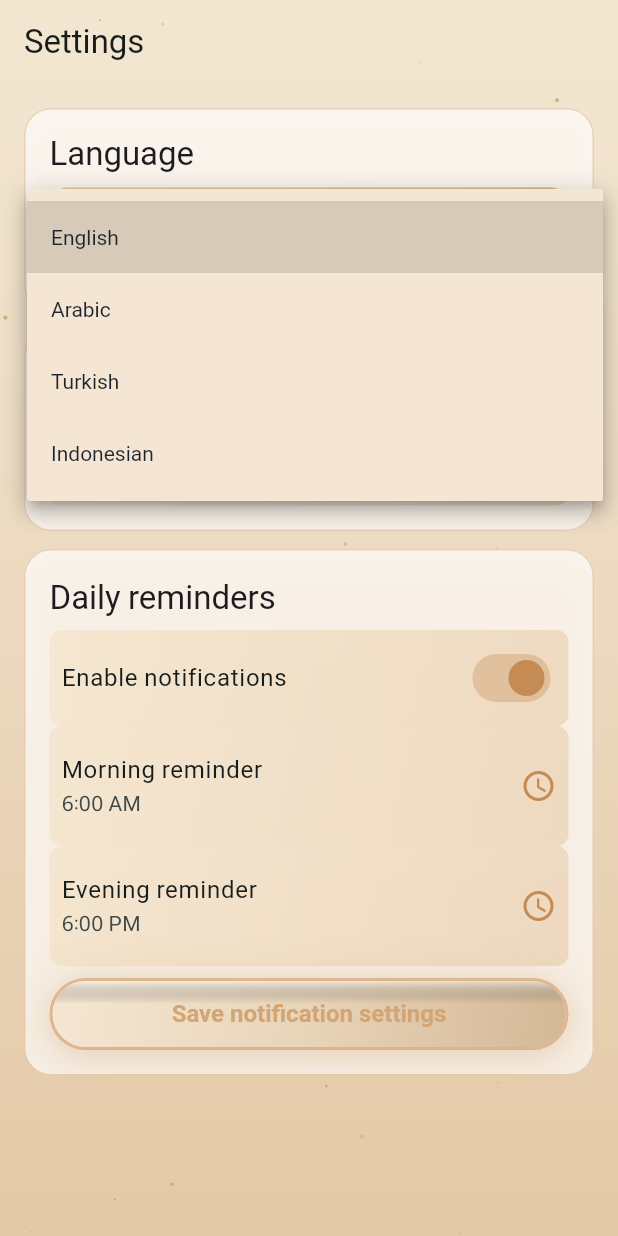
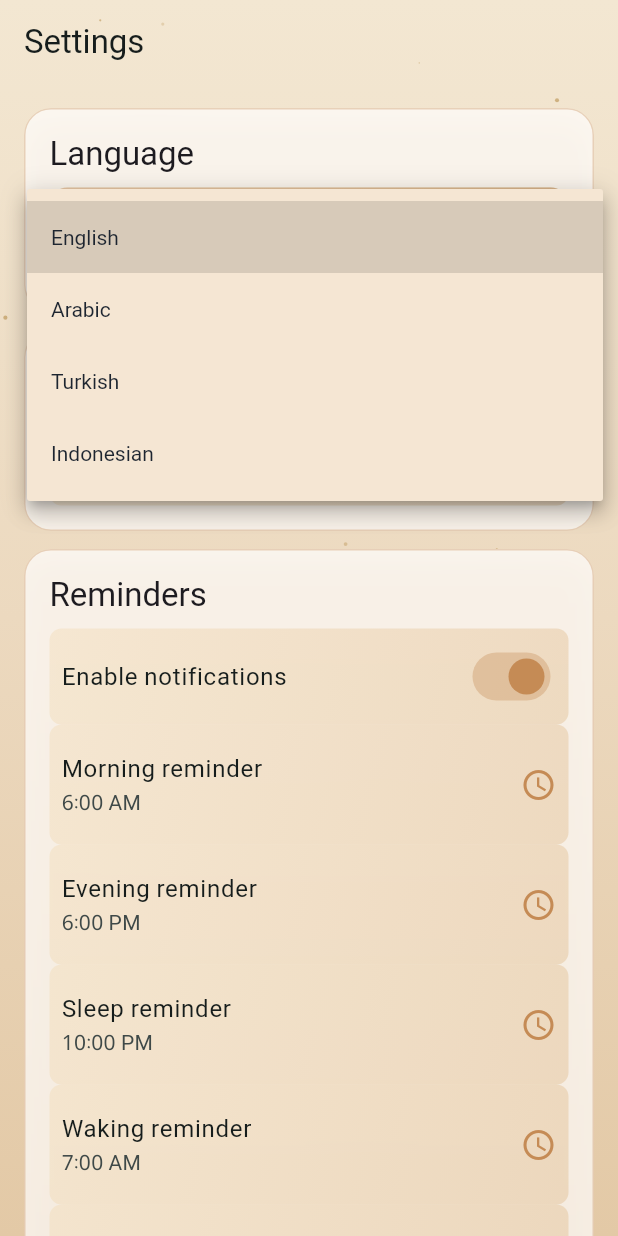
Before and after one commit to saeedhshm/azkar, a Flutter app: the SettingsScreen screen opened by its route, after a tap on "English", on a phone screen of 412 x 824 dp. Run offline on Flutter 3.47's test engine with Material 3 defaults, Android fonts, the phone set to English and light mode, and no system bars; our stand-ins replace audioplayers, easy_localization, equatable, flutter_bloc, flutter_local_notifications, get_it and 5 more; accounts and stored records are empty.

Commit message:
Enhance design

```diff
--- a/assets/translations/ar.json
+++ b/assets/translations/ar.json
@@ -155,10 +155,13 @@
     },
     "appearance": "المظهر",
     "dark_mode": "الوضع الداكن",
-    "reminders": "التذكيرات اليومية",
+    "reminders": "التذكيرات",
     "enable_notifications": "تفعيل الإشعارات",
     "morning_reminder": "تذكير الصباح",
     "evening_reminder": "تذكير المساء",
+    "sleep_reminder": "تذكير النوم",
+    "waking_reminder": "تذكير الاستيقاظ",
+    "friday_reminder": "تذكير الجمعة",
     "save_notifications": "حفظ إعدادات التذكير"
   },
   "tasbeeh": {
--- a/assets/translations/en.json
+++ b/assets/translations/en.json
@@ -155,10 +155,13 @@
     },
     "appearance": "Appearance",
     "dark_mode": "Dark mode",
-    "reminders": "Daily reminders",
+    "reminders": "Reminders",
     "enable_notifications": "Enable notifications",
     "morning_reminder": "Morning reminder",
     "evening_reminder": "Evening reminder",
+    "sleep_reminder": "Sleep reminder",
+    "waking_reminder": "Waking reminder",
+    "friday_reminder": "Friday reminder",
     "save_notifications": "Save notification settings"
   },
   "tasbeeh": {
--- a/assets/translations/id.json
+++ b/assets/translations/id.json
@@ -155,10 +155,13 @@
     },
     "appearance": "Tampilan",
     "dark_mode": "Mode gelap",
-    "reminders": "Pengingat harian",
+    "reminders": "Pengingat",
     "enable_notifications": "Aktifkan notifikasi",
     "morning_reminder": "Pengingat pagi",
     "evening_reminder": "Pengingat petang",
+    "sleep_reminder": "Pengingat tidur",
+    "waking_reminder": "Pengingat bangun",
+    "friday_reminder": "Pengingat Jumat",
     "save_notifications": "Simpan pengaturan notifikasi"
   },
   "tasbeeh": {
--- a/assets/translations/tr.json
+++ b/assets/translations/tr.json
@@ -155,10 +155,13 @@
     },
     "appearance": "Görünüm",
     "dark_mode": "Karanlık mod",
-    "reminders": "Günlük hatırlatmalar",
+    "reminders": "Hatırlatmalar",
     "enable_notifications": "Bildirimleri etkinleştir",
     "morning_reminder": "Sabah hatırlatması",
     "evening_reminder": "Akşam hatırlatması",
+    "sleep_reminder": "Uyku hatırlatması",
+    "waking_reminder": "Uyanma hatırlatması",
+    "friday_reminder": "Cuma hatırlatması",
     "save_notifications": "Bildirim ayarlarını kaydet"
   },
   "tasbeeh": {
--- a/lib/core/constants/app_constants.dart
+++ b/lib/core/constants/app_constants.dart
@@ -13,10 +13,19 @@ class AppConstants {
   static const notificationsEnabledKey = 'notifications_enabled';
   static const morningReminderKey = 'morning_reminder';
   static const eveningReminderKey = 'evening_reminder';
+  static const sleepReminderKey = 'sleep_reminder';
+  static const wakingReminderKey = 'waking_reminder';
+  static const fridayReminderKey = 'friday_reminder';
 
   static const defaultMorningReminder = '06:00';
   static const defaultEveningReminder = '18:00';
+  static const defaultSleepReminder = '22:00';
+  static const defaultWakingReminder = '07:00';
+  static const defaultFridayReminder = '10:00';
 
   static const morningReminderNotificationId = 1001;
   static const eveningReminderNotificationId = 1002;
+  static const sleepReminderNotificationId = 1003;
+  static const wakingReminderNotificationId = 1004;
+  static const fridayReminderNotificationId = 1005;
 }
--- a/lib/core/notifications/notification_service.dart
+++ b/lib/core/notifications/notification_service.dart
@@ -42,13 +42,19 @@ class NotificationService {
         ?.requestPermissions(alert: true, badge: true, sound: true);
   }
 
-  Future<void> scheduleDailyReminders({
+  Future<void> scheduleReminders({
     required bool enabled,
     required TimeOfDay morning,
     required TimeOfDay evening,
+    required TimeOfDay sleep,
+    required TimeOfDay waking,
+    required TimeOfDay friday,
   }) async {
     await _plugin.cancel(AppConstants.morningReminderNotificationId);
     await _plugin.cancel(AppConstants.eveningReminderNotificationId);
+    await _plugin.cancel(AppConstants.sleepReminderNotificationId);
+    await _plugin.cancel(AppConstants.wakingReminderNotificationId);
+    await _plugin.cancel(AppConstants.fridayReminderNotificationId);
 
     if (!enabled) {
       return;
@@ -68,6 +74,31 @@ class NotificationService {
       body: 'Close your day with remembrance.',
       hour: evening.hour,
       minute: evening.minute,
+    );
+
+    await _scheduleNotification(
+      id: AppConstants.sleepReminderNotificationId,
+      title: 'Sleep Adhkar Reminder',
+      body: 'End your day with remembrance.',
+      hour: sleep.hour,
+      minute: sleep.minute,
+    );
+
+    await _scheduleNotification(
+      id: AppConstants.wakingReminderNotificationId,
+      title: 'Waking Adhkar Reminder',
+      body: 'Start your morning with remembrance.',
+      hour: waking.hour,
+      minute: waking.minute,
+    );
+
+    await _scheduleWeeklyNotification(
+      id: AppConstants.fridayReminderNotificationId,
+      title: 'Friday Adhkar Reminder',
+      body: 'Remember Allah on this blessed day.',
+      hour: friday.hour,
+      minute: friday.minute,
+      weekday: DateTime.friday,
     );
   }
 
@@ -101,7 +132,7 @@ class NotificationService {
         android: AndroidNotificationDetails(
           'adhkar_channel',
           'Adhkar reminders',
-          channelDescription: 'Daily adhkar reminder notifications',
+          channelDescription: 'Adhkar reminder notifications',
           importance: Importance.high,
           priority: Priority.high,
         ),
@@ -112,4 +143,43 @@ class NotificationService {
       payload: 'adhkar_reminder',
     );
   }
+
+  Future<void> _scheduleWeeklyNotification({
+    required int id,
+    required String title,
+    required String body,
+    required int hour,
+    required int minute,
+    required int weekday,
+  }) async {
+    final now = tz.TZDateTime.now(tz.local);
+    final currentDay =
+        tz.TZDateTime(tz.local, now.year, now.month, now.day, hour, minute);
+    var daysUntil = (weekday - now.weekday) % 7;
+    var schedule = currentDay.add(Duration(days: daysUntil));
+
+    if (schedule.isBefore(now)) {
+      schedule = schedule.add(const Duration(days: 7));
+    }
+
+    await _plugin.zonedSchedule(
+      id,
+      title,
+      body,
+      schedule,
+      const NotificationDetails(
+        android: AndroidNotificationDetails(
+          'adhkar_channel',
+          'Adhkar reminders',
+          channelDescription: 'Adhkar reminder notifications',
+          importance: Importance.high,
+          priority: Priority.high,
+        ),
+        iOS: DarwinNotificationDetails(),
+      ),
+      androidScheduleMode: AndroidScheduleMode.inexactAllowWhileIdle,
+      matchDateTimeComponents: DateTimeComponents.dayOfWeekAndTime,
+      payload: 'adhkar_reminder',
+    );
+  }
 }
--- a/lib/core/storage/local_storage_service.dart
+++ b/lib/core/storage/local_storage_service.dart
@@ -136,6 +136,42 @@ class LocalStorageService {
     await _box.put(AppConstants.eveningReminderKey, time);
   }
 
+  String getSleepReminderTime() {
+    return _box.get(
+          AppConstants.sleepReminderKey,
+          defaultValue: AppConstants.defaultSleepReminder,
+        )
+        as String;
+  }
+
+  Future<void> saveSleepReminderTime(String time) async {
+    await _box.put(AppConstants.sleepReminderKey, time);
+  }
+
+  String getWakingReminderTime() {
+    return _box.get(
+          AppConstants.wakingReminderKey,
+          defaultValue: AppConstants.defaultWakingReminder,
+        )
+        as String;
+  }
+
+  Future<void> saveWakingReminderTime(String time) async {
+    await _box.put(AppConstants.wakingReminderKey, time);
+  }
+
+  String getFridayReminderTime() {
+    return _box.get(
+          AppConstants.fridayReminderKey,
+          defaultValue: AppConstants.defaultFridayReminder,
+        )
+        as String;
+  }
+
+  Future<void> saveFridayReminderTime(String time) async {
+    await _box.put(AppConstants.fridayReminderKey, time);
+  }
+
   Map<String, dynamic>? getReaderProgress(String categoryKey) {
     final raw = _box.get('reader_progress_$categoryKey');
     if (raw is Map) {
--- a/lib/features/settings/presentation/cubit/notification_settings_cubit.dart
+++ b/lib/features/settings/presentation/cubit/notification_settings_cubit.dart
@@ -25,8 +25,26 @@ class NotificationSettingsCubit extends Cubit<NotificationSettingsState> {
     final evening = TimeOfDayConverter.fromStorage(
       _localStorage.getEveningReminderTime(),
     );
+    final sleep = TimeOfDayConverter.fromStorage(
+      _localStorage.getSleepReminderTime(),
+    );
+    final waking = TimeOfDayConverter.fromStorage(
+      _localStorage.getWakingReminderTime(),
+    );
+    final friday = TimeOfDayConverter.fromStorage(
+      _localStorage.getFridayReminderTime(),
+    );
 
-    emit(state.copyWith(enabled: enabled, morning: morning, evening: evening));
+    emit(
+      state.copyWith(
+        enabled: enabled,
+        morning: morning,
+        evening: evening,
+        sleep: sleep,
+        waking: waking,
+        friday: friday,
+      ),
+    );
   }
 
   void setEnabled(bool enabled) {
@@ -41,6 +59,18 @@ class NotificationSettingsCubit extends Cubit<NotificationSettingsState> {
     emit(state.copyWith(evening: evening));
   }
 
+  void setSleep(TimeOfDay sleep) {
+    emit(state.copyWith(sleep: sleep));
+  }
+
+  void setWaking(TimeOfDay waking) {
+    emit(state.copyWith(waking: waking));
+  }
+
+  void setFriday(TimeOfDay friday) {
+    emit(state.copyWith(friday: friday));
+  }
+
   Future<void> save() async {
     emit(state.copyWith(saveStatus: NotificationSaveStatus.saving));
 
@@ -52,11 +82,23 @@ class NotificationSettingsCubit extends Cubit<NotificationSettingsState> {
       await _localStorage.saveEveningReminderTime(
         TimeOfDayConverter.toStorage(state.evening),
       );
+      await _localStorage.saveSleepReminderTime(
+        TimeOfDayConverter.toStorage(state.sleep),
+      );
+      await _localStorage.saveWakingReminderTime(
+        TimeOfDayConverter.toStorage(state.waking),
+      );
+      await _localStorage.saveFridayReminderTime(
+        TimeOfDayConverter.toStorage(state.friday),
+      );
 
-      await _notificationService.scheduleDailyReminders(
+      await _notificationService.scheduleReminders(
         enabled: state.enabled,
         morning: state.morning,
         evening: state.evening,
+        sleep: state.sleep,
+        waking: state.waking,
+        friday: state.friday,
       );
 
       emit(state.copyWith(saveStatus: NotificationSaveStatus.saved));
--- a/lib/features/settings/presentation/cubit/notification_settings_state.dart
+++ b/lib/features/settings/presentation/cubit/notification_settings_state.dart
@@ -8,6 +8,9 @@ class NotificationSettingsState extends Equatable {
     this.enabled = true,
     this.morning = const TimeOfDay(hour: 6, minute: 0),
     this.evening = const TimeOfDay(hour: 18, minute: 0),
+    this.sleep = const TimeOfDay(hour: 22, minute: 0),
+    this.waking = const TimeOfDay(hour: 7, minute: 0),
+    this.friday = const TimeOfDay(hour: 10, minute: 0),
     this.saveStatus = NotificationSaveStatus.initial,
     this.errorMessage,
   });
@@ -15,6 +18,9 @@ class NotificationSettingsState extends Equatable {
   final bool enabled;
   final TimeOfDay morning;
   final TimeOfDay evening;
+  final TimeOfDay sleep;
+  final TimeOfDay waking;
+  final TimeOfDay friday;
   final NotificationSaveStatus saveStatus;
   final String? errorMessage;
 
@@ -22,6 +28,9 @@ class NotificationSettingsState extends Equatable {
     bool? enabled,
     TimeOfDay? morning,
     TimeOfDay? evening,
+    TimeOfDay? sleep,
+    TimeOfDay? waking,
+    TimeOfDay? friday,
     NotificationSaveStatus? saveStatus,
     String? errorMessage,
   }) {
@@ -29,6 +38,9 @@ class NotificationSettingsState extends Equatable {
       enabled: enabled ?? this.enabled,
       morning: morning ?? this.morning,
       evening: evening ?? this.evening,
+      sleep: sleep ?? this.sleep,
+      waking: waking ?? this.waking,
+      friday: friday ?? this.friday,
       saveStatus: saveStatus ?? this.saveStatus,
       errorMessage: errorMessage,
     );
@@ -41,6 +53,12 @@ class NotificationSettingsState extends Equatable {
     morning.minute,
     evening.hour,
     evening.minute,
+    sleep.hour,
+    sleep.minute,
+    waking.hour,
+    waking.minute,
+    friday.hour,
+    friday.minute,
     saveStatus,
     errorMessage,
   ];
--- a/lib/features/settings/presentation/pages/settings_screen.dart
+++ b/lib/features/settings/presentation/pages/settings_screen.dart
@@ -193,6 +193,66 @@ class SettingsScreen extends StatelessWidget {
                                       context
                                           .read<NotificationSettingsCubit>()
                                           .setEvening(value);
+                                    },
+                                  ),
+                                ),
+                                _MetallicListTile(
+                                  isDark: isDarkMode,
+                                  title: Text('settings.sleep_reminder'.tr()),
+                                  subtitle: Text(state.sleep.format(context)),
+                                  trailing: Icon(
+                                    Icons.schedule,
+                                    color: isDarkMode
+                                        ? const Color(0xFF6EE7E8)
+                                        : const Color(0xFFC58B55),
+                                  ),
+                                  onTap: () => _pickTime(
+                                    context,
+                                    initial: state.sleep,
+                                    onSelected: (value) {
+                                      context
+                                          .read<NotificationSettingsCubit>()
+                                          .setSleep(value);
+                                    },
+                                  ),
+                                ),
+                                _MetallicListTile(
+                                  isDark: isDarkMode,
+                                  title: Text('settings.waking_reminder'.tr()),
+                                  subtitle: Text(state.waking.format(context)),
+                                  trailing: Icon(
+                                    Icons.schedule,
+                                    color: isDarkMode
+                                        ? const Color(0xFF6EE7E8)
+                                        : const Color(0xFFC58B55),
+                                  ),
+                                  onTap: () => _pickTime(
+                                    context,
+                                    initial: state.waking,
+                                    onSelected: (value) {
+                                      context
+                                          .read<NotificationSettingsCubit>()
+                                          .setWaking(value);
+                                    },
+                                  ),
+                                ),
+                                _MetallicListTile(
+                                  isDark: isDarkMode,
+                                  title: Text('settings.friday_reminder'.tr()),
+                                  subtitle: Text(state.friday.format(context)),
+                                  trailing: Icon(
+                                    Icons.schedule,
+                                    color: isDarkMode
+                                        ? const Color(0xFF6EE7E8)
+                                        : const Color(0xFFC58B55),
+                                  ),
+                                  onTap: () => _pickTime(
+                                    context,
+                                    initial: state.friday,
+                                    onSelected: (value) {
+                                      context
+                                          .read<NotificationSettingsCubit>()
+                                          .setFriday(value);
                                     },
                                   ),
                                 ),
```
